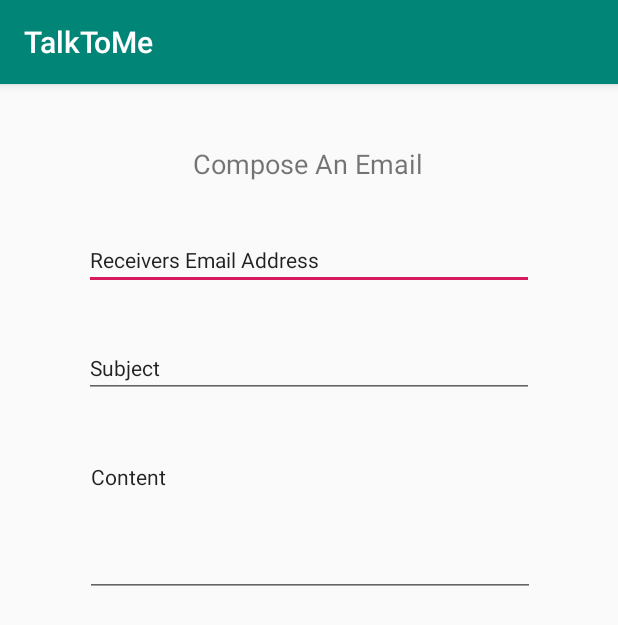
After one commit to Medinaaz/TalkToMeApplication, an Android app: the Compose screen opened directly, with no data from a screen before it, on a phone screen of 412 x 824 dp. The commit adds this screen. Shown: the top 625 px of the screen. Run offline under Robolectric (Android 15) with nearby library versions, the phone set to English and light mode, and no system bars.

Commit message:
add compose email page

```diff
--- a/app/build.gradle
+++ b/app/build.gradle
@@ -20,10 +20,14 @@ android {
 }
 
 dependencies {
-    implementation fileTree(dir: 'libs', include: ['*.jar'])
+    compile files('libs/activation.jar')
+    compile files('libs/additional.jar')
+    compile files('libs/mail.jar')
+    implementation fileTree(include: ['*.jar'], dir: 'libs')
     implementation 'androidx.appcompat:appcompat:1.0.2'
     implementation 'androidx.constraintlayout:constraintlayout:1.1.3'
     testImplementation 'junit:junit:4.12'
     androidTestImplementation 'androidx.test:runner:1.1.1'
     androidTestImplementation 'androidx.test.espresso:espresso-core:3.1.1'
+    implementation files('libs/additionnal.jar')
 }
--- a/app/src/main/AndroidManifest.xml
+++ b/app/src/main/AndroidManifest.xml
@@ -9,6 +9,7 @@
         android:roundIcon="@mipmap/ic_launcher_round"
         android:supportsRtl="true"
         android:theme="@style/AppTheme">
+        <activity android:name=".Compose"></activity>
         <activity android:name=".MainActivity">
             <intent-filter>
                 <action android:name="android.intent.action.MAIN" />
--- /dev/null
+++ b/app/src/main/res/layout/activity_compose.xml
@@ -0,0 +1,66 @@
+<?xml version="1.0" encoding="utf-8"?>
+<androidx.constraintlayout.widget.ConstraintLayout xmlns:android="http://schemas.android.com/apk/res/android"
+    xmlns:app="http://schemas.android.com/apk/res-auto"
+    xmlns:tools="http://schemas.android.com/tools"
+    android:layout_width="match_parent"
+    android:layout_height="match_parent"
+    tools:context=".Compose">
+
+    <TextView
+        android:id="@+id/textView"
+        android:layout_width="wrap_content"
+        android:layout_height="wrap_content"
+        android:text="Compose An Email"
+        android:textSize="18sp"
+        app:layout_constraintBottom_toBottomOf="parent"
+        app:layout_constraintEnd_toEndOf="parent"
+        app:layout_constraintHorizontal_bias="0.498"
+        app:layout_constraintStart_toStartOf="parent"
+        app:layout_constraintTop_toTopOf="parent"
+        app:layout_constraintVertical_bias="0.055" />
+
+    <EditText
+        android:id="@+id/editTextReceiver"
+        android:layout_width="300dp"
+        android:layout_height="wrap_content"
+        android:ems="10"
+        android:inputType="textPersonName"
+        android:text="Receivers Email Address"
+        android:textSize="14sp"
+        app:layout_constraintBottom_toBottomOf="parent"
+        app:layout_constraintEnd_toEndOf="parent"
+        app:layout_constraintStart_toStartOf="parent"
+        app:layout_constraintTop_toTopOf="parent"
+        app:layout_constraintVertical_bias="0.134" />
+
+    <EditText
+        android:id="@+id/editTextSubject"
+        android:layout_width="300dp"
+        android:layout_height="wrap_content"
+        android:ems="10"
+        android:inputType="textPersonName"
+        android:text="Subject"
+        android:textSize="14sp"
+        app:layout_constraintBottom_toBottomOf="parent"
+        app:layout_constraintEnd_toEndOf="parent"
+        app:layout_constraintStart_toStartOf="parent"
+        app:layout_constraintTop_toTopOf="parent"
+        app:layout_constraintVertical_bias="0.233" />
+
+    <EditText
+        android:id="@+id/editTextContent"
+        android:layout_width="300dp"
+        android:layout_height="100dp"
+        android:ems="10"
+        android:gravity="start|top"
+        android:inputType="textMultiLine"
+        android:text="Content"
+        android:textSize="14sp"
+        app:layout_constraintBottom_toBottomOf="parent"
+        app:layout_constraintEnd_toEndOf="parent"
+        app:layout_constraintHorizontal_bias="0.504"
+        app:layout_constraintStart_toStartOf="parent"
+        app:layout_constraintTop_toTopOf="parent"
+        app:layout_constraintVertical_bias="0.362" />
+
+</androidx.constraintlayout.widget.ConstraintLayout>
--- a/build.gradle
+++ b/build.gradle
@@ -8,7 +8,6 @@ buildscript {
     }
     dependencies {
         classpath 'com.android.tools.build:gradle:3.5.0'
-
         // NOTE: Do not place your application dependencies here; they belong
         // in the individual module build.gradle files
     }
```
Also changed, not shown: app/src/main/java/com/example/talktome/Compose.java (added, +147 -0 lines), app/src/main/java/com/example/talktome/Email.java (added, +33 -0 lines), app/src/main/java/com/example/talktome/MainActivity.java (+24 -32 lines), app/src/main/res/layout/activity_main.xml (+1 -25 lines), app/libs/activation.jar (added), app/libs/additionnal.jar (added), app/libs/mail.jar (added).
